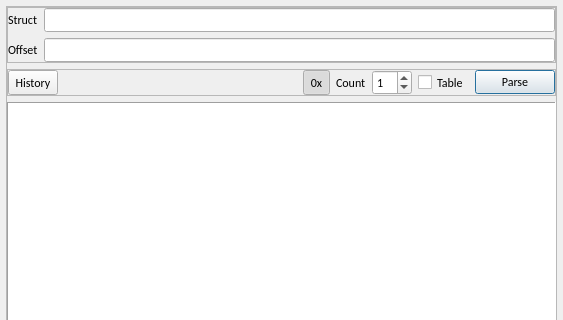
Qt form src/view/WidgetBinParser.ui (ukyouz/Visual-Studio-Debug-Tools) before a commit; both pictures show x 0 to 563 and y 0 to 320 of the 563 by 570 pixel window.
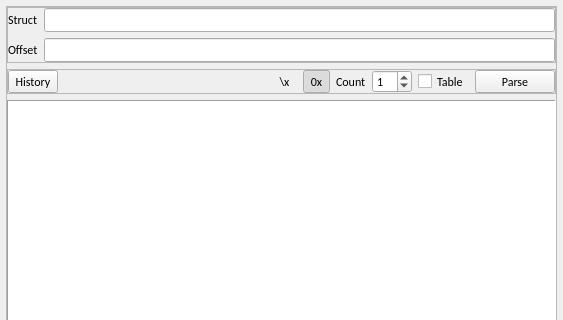
The same form after that commit. Icons and pictures are not drawn.

Patch:
```diff
--- a/src/view/WidgetBinParser.ui
+++ b/src/view/WidgetBinParser.ui
@@ -141,7 +141,7 @@
           <item>
            <widget class="QToolButton" name="btnHistory">
             <property name="sizePolicy">
-             <sizepolicy hsizetype="Fixed" vsizetype="Expanding">
+             <sizepolicy hsizetype="Fixed" vsizetype="Fixed">
               <horstretch>0</horstretch>
               <verstretch>0</verstretch>
              </sizepolicy>
@@ -174,10 +174,29 @@
             </property>
            </spacer>
           </item>
+          <item>
+           <widget class="QToolButton" name="btnToggleChar">
+            <property name="sizePolicy">
+             <sizepolicy hsizetype="Fixed" vsizetype="Ignored">
+              <horstretch>0</horstretch>
+              <verstretch>0</verstretch>
+             </sizepolicy>
+            </property>
+            <property name="text">
+             <string>\x</string>
+            </property>
+            <property name="checkable">
+             <bool>true</bool>
+            </property>
+            <property name="autoRaise">
+             <bool>true</bool>
+            </property>
+           </widget>
+          </item>
           <item>
            <widget class="QToolButton" name="btnToggleHex">
             <property name="sizePolicy">
-             <sizepolicy hsizetype="Fixed" vsizetype="Expanding">
+             <sizepolicy hsizetype="Fixed" vsizetype="Ignored">
               <horstretch>0</horstretch>
               <verstretch>0</verstretch>
              </sizepolicy>
@@ -206,7 +225,7 @@
           <item>
            <widget class="QSpinBox" name="spinParseCount">
             <property name="sizePolicy">
-             <sizepolicy hsizetype="Preferred" vsizetype="Expanding">
+             <sizepolicy hsizetype="Preferred" vsizetype="Ignored">
               <horstretch>0</horstretch>
               <verstretch>0</verstretch>
              </sizepolicy>
@@ -237,7 +256,7 @@
           <item>
            <widget class="QCheckBox" name="checkParseTable">
             <property name="sizePolicy">
-             <sizepolicy hsizetype="Minimum" vsizetype="Expanding">
+             <sizepolicy hsizetype="Minimum" vsizetype="Ignored">
               <horstretch>0</horstretch>
               <verstretch>0</verstretch>
              </sizepolicy>
@@ -256,7 +275,7 @@
           <item>
            <widget class="QPushButton" name="btnParse">
             <property name="sizePolicy">
-             <sizepolicy hsizetype="Minimum" vsizetype="Fixed">
+             <sizepolicy hsizetype="Minimum" vsizetype="Ignored">
               <horstretch>0</horstretch>
               <verstretch>0</verstretch>
              </sizepolicy>
@@ -264,12 +283,6 @@
             <property name="text">
              <string>Parse</string>
             </property>
-            <property name="autoDefault">
-             <bool>true</bool>
-            </property>
-            <property name="default">
-             <bool>true</bool>
-            </property>
            </widget>
           </item>
          </layout>
```
